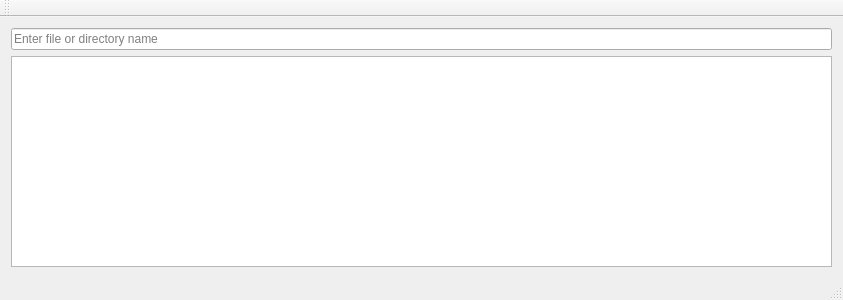
Above: SearchWindow.ui from destan/searcheverything before the change. Below: the same form after it.
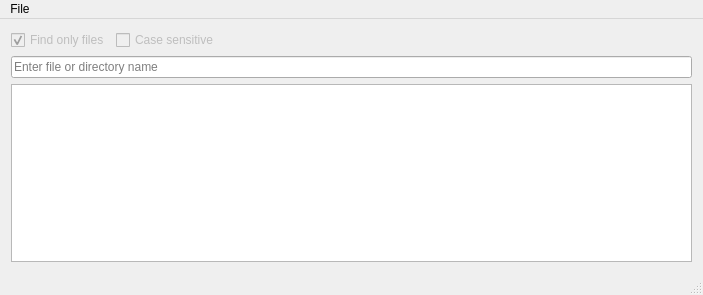
That is the form after the change.

```diff
--- a/SearchWindow.ui
+++ b/SearchWindow.ui
@@ -6,8 +6,8 @@
    <rect>
     <x>0</x>
     <y>0</y>
-    <width>843</width>
-    <height>300</height>
+    <width>703</width>
+    <height>295</height>
    </rect>
   </property>
   <property name="windowTitle">
@@ -15,6 +15,49 @@
   </property>
   <widget class="QWidget" name="centralWidget">
    <layout class="QVBoxLayout" name="verticalLayout">
+    <item>
+     <layout class="QHBoxLayout" name="horizontalLayout">
+      <item>
+       <widget class="QCheckBox" name="checkBox">
+        <property name="enabled">
+         <bool>false</bool>
+        </property>
+        <property name="text">
+         <string>Find only files</string>
+        </property>
+        <property name="checkable">
+         <bool>true</bool>
+        </property>
+        <property name="checked">
+         <bool>true</bool>
+        </property>
+       </widget>
+      </item>
+      <item>
+       <widget class="QCheckBox" name="checkBox_2">
+        <property name="enabled">
+         <bool>false</bool>
+        </property>
+        <property name="text">
+         <string>Case sensitive</string>
+        </property>
+       </widget>
+      </item>
+      <item>
+       <spacer name="horizontalSpacer">
+        <property name="orientation">
+         <enum>Qt::Horizontal</enum>
+        </property>
+        <property name="sizeHint" stdset="0">
+         <size>
+          <width>40</width>
+          <height>20</height>
+         </size>
+        </property>
+       </spacer>
+      </item>
+     </layout>
+    </item>
     <item>
      <widget class="QLineEdit" name="lineEditSearch">
       <property name="placeholderText">
@@ -23,7 +66,11 @@
      </widget>
     </item>
     <item>
-     <widget class="QPlainTextEdit" name="plainTextEdit"/>
+     <widget class="QListView" name="listView">
+      <property name="editTriggers">
+       <set>QAbstractItemView::NoEditTriggers</set>
+      </property>
+     </widget>
     </item>
    </layout>
   </widget>
@@ -32,18 +79,18 @@
     <rect>
      <x>0</x>
      <y>0</y>
-     <width>843</width>
+     <width>703</width>
      <height>25</height>
     </rect>
    </property>
-  </widget>
-  <widget class="QToolBar" name="mainToolBar">
-   <attribute name="toolBarArea">
-    <enum>TopToolBarArea</enum>
-   </attribute>
-   <attribute name="toolBarBreak">
-    <bool>false</bool>
-   </attribute>
+   <widget class="QMenu" name="menuFile">
+    <property name="title">
+     <string>File</string>
+    </property>
+    <addaction name="actionMinimize_to_system_tray"/>
+    <addaction name="actionQuit"/>
+   </widget>
+   <addaction name="menuFile"/>
   </widget>
   <widget class="QStatusBar" name="statusBar"/>
  </widget>
```
Left out of the diff: 41 changed lines with no effect on the pictures.
